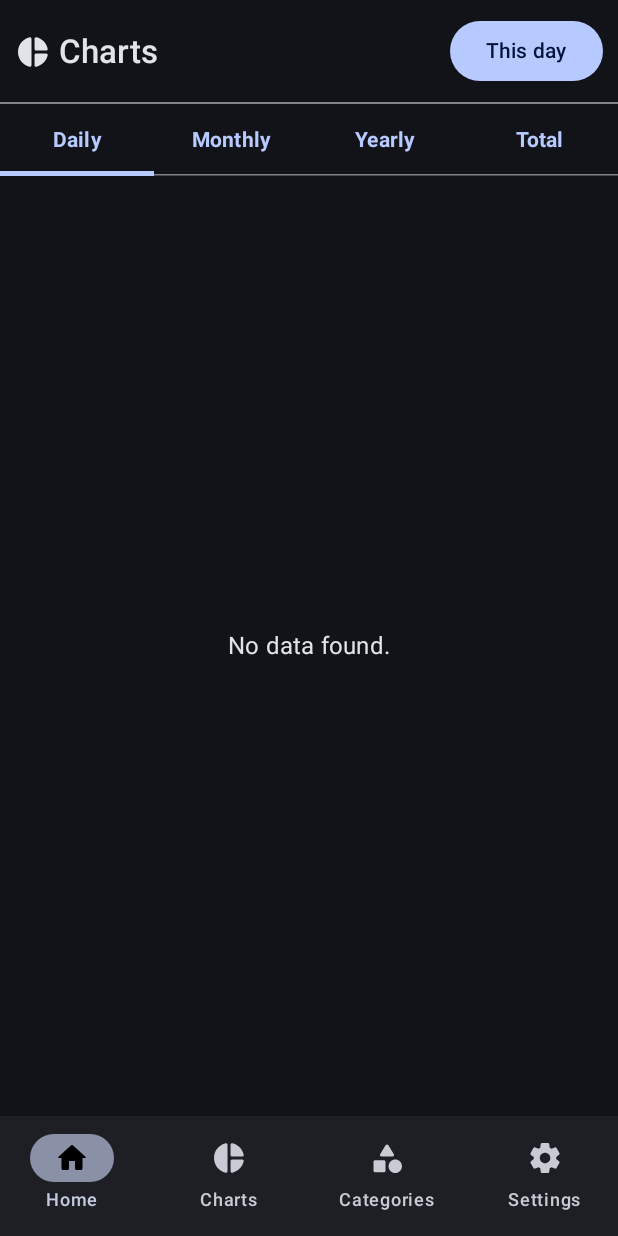
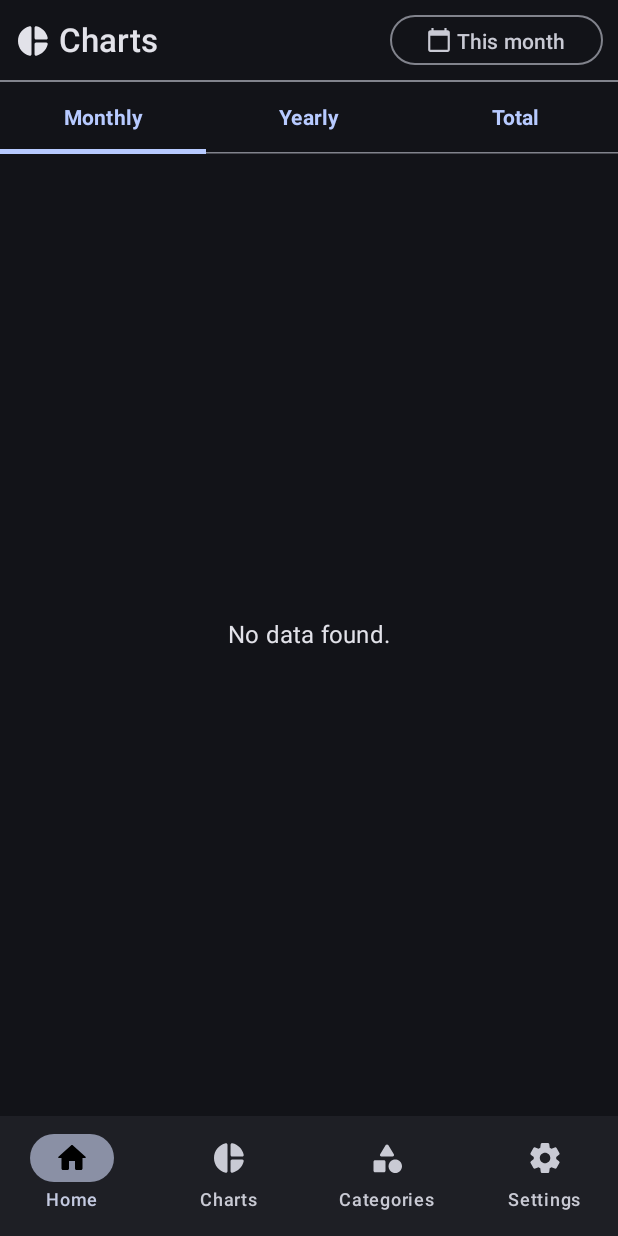
Before and after one commit to lwinmoehein/Simple-Expense-Android, an Android app built with Jetpack Compose: the StatsScreen screen opened through its navigation route, on a phone screen of 412 x 824 dp. Run offline under Robolectric (Android 15) with nearby library versions, the phone set to English and light mode, and no system bars; our stand-ins replace Dagger/Hilt's generated code, Room's generated code, accompanist; libraries missing offline, so code that uses them is left out: me.bytebeats.views; 1 statement that could not run was skipped.

Commit message:
- improve homescree

```diff
--- a/app/src/main/java/lab/justonebyte/moneysubuu/ui/components/ChooseTransactionTypeTab.kt
+++ b/app/src/main/java/lab/justonebyte/moneysubuu/ui/components/ChooseTransactionTypeTab.kt
@@ -44,7 +44,7 @@ fun ChooseTransactionTypeTab(
 
 
     var currentHomeTabIndex: Int by remember { mutableStateOf(0) }
-    val homeTabs = listOf<OptionItem>(BalanceType.DAILY,BalanceType.MONTHLY,BalanceType.YEARLY,BalanceType.TOTAL)
+    val homeTabs = listOf<OptionItem>(BalanceType.MONTHLY,BalanceType.YEARLY,BalanceType.TOTAL)
 
     TabRow(selectedTabIndex = currentHomeTabIndex) {
         homeTabs.forEachIndexed { index, balanceType ->
@@ -54,9 +54,8 @@ fun ChooseTransactionTypeTab(
                     currentHomeTabIndex = index
 
                     when(currentHomeTabIndex){
-                        0->currentBalanceType.value = BalanceType.DAILY
-                        1->currentBalanceType.value = BalanceType.MONTHLY
-                        2->currentBalanceType.value = BalanceType.YEARLY
+                        0->currentBalanceType.value = BalanceType.MONTHLY
+                        1->currentBalanceType.value = BalanceType.YEARLY
                         else->currentBalanceType.value = BalanceType.TOTAL
                     }
                     onTypeChanged(currentBalanceType.value)
--- a/app/src/main/java/lab/justonebyte/moneysubuu/ui/components/TransactionTypePicker.kt
+++ b/app/src/main/java/lab/justonebyte/moneysubuu/ui/components/TransactionTypePicker.kt
@@ -2,13 +2,21 @@ package lab.justonebyte.moneysubuu.ui.components
 
 import android.annotation.SuppressLint
 import android.app.DatePickerDialog
+import android.widget.Button
 import android.widget.DatePicker
+import androidx.compose.foundation.background
 import androidx.compose.foundation.clickable
+import androidx.compose.foundation.layout.*
+import androidx.compose.material.icons.Icons
+import androidx.compose.material.icons.filled.Home
 import androidx.compose.material3.*
 import androidx.compose.runtime.*
 import androidx.compose.ui.Modifier
+import androidx.compose.ui.graphics.Color
 import androidx.compose.ui.platform.LocalContext
+import androidx.compose.ui.res.painterResource
 import androidx.compose.ui.res.stringResource
+import androidx.compose.ui.unit.dp
 import androidx.compose.ui.window.Dialog
 import lab.justonebyte.moneysubuu.R
 import lab.justonebyte.moneysubuu.model.BalanceType
@@ -102,18 +110,11 @@ fun TransactionTypePicker(
             )
         }
     }
-//    Text(modifier = Modifier.clickable {
-//            when (balanceType) {
-//                BalanceType.DAILY -> mDatePickerDialog.show()
-//                BalanceType.MONTHLY -> isMonthPickerShown.value = true
-//                BalanceType.YEARLY -> isMonthPickerShown.value = true
-//                else -> {}
-//            }
-//        },
-//        text = chosenDateString,
-//        style = MaterialTheme.typography.titleSmall
-//    )
-    Button(modifier = modifier, onClick = {
+
+   if(balanceType!=BalanceType.TOTAL){
+       OutlinedButton(
+           modifier = Modifier.height(33.dp),
+           onClick = {
                when (balanceType) {
                    BalanceType.DAILY -> mDatePickerDialog.show()
                    BalanceType.MONTHLY -> isMonthPickerShown.value = true
@@ -121,6 +122,10 @@ fun TransactionTypePicker(
                    else -> {}
                }
            }) {
+           Icon(painter = painterResource(id = R.drawable.ic_baseline_calendar_today_24), modifier = Modifier.absolutePadding(right = 3.dp), contentDescription = "")
            Text(text = chosenDateString)
        }
+   }else{
+       Spacer(modifier = Modifier.height(33.dp))
    }
+}
--- a/app/src/main/java/lab/justonebyte/moneysubuu/ui/home/HomeContent.kt
+++ b/app/src/main/java/lab/justonebyte/moneysubuu/ui/home/HomeContent.kt
@@ -23,15 +23,9 @@ import lab.justonebyte.moneysubuu.utils.getCurrentYear
 @Composable
 fun HomeContent(
     homeUiState: HomeUiState,
-    collectBalanceOfDay:(day:String)->Unit,
-    onMonthPicked:(month:String)->Unit,
-    onYearPicked:(year:String)->Unit,
     onTransactionClick:(t: Transaction)->Unit,
-    onTypeChanged:(type: BalanceType)->Unit
 ){
-    val currentDay = getCurrentDate()
-    val currentMonth = getCurrentMonth()
-    val currentYear = getCurrentYear()
+
 
     Scaffold{
         Column(Modifier.padding(it)) {
@@ -41,13 +35,14 @@ fun HomeContent(
                 incomeBalance = homeUiState.incomeBalance,
                 expenseBalance = homeUiState.expenseBalance
             )
-            SectionTitle(title = stringResource(id = R.string.history),modifier = Modifier.absolutePadding(top = 15.dp, left = 10.dp, bottom = 5.dp, right = 10.dp))
+            SectionTitle(title = stringResource(id = R.string.history),modifier = Modifier.absolutePadding(top = 15.dp, left = 10.dp, bottom = 15.dp, right = 10.dp))
             TransactionsCard(
                 transactions = homeUiState.transactions,
                 currency = homeUiState.currentCurrency,
                 onTransactionClick = {
                     onTransactionClick(it)
-                }
+                },
+                transactionGroupType = homeUiState.currentBalanceType
             )
         }
     }
--- a/app/src/main/java/lab/justonebyte/moneysubuu/ui/home/HomeScreen.kt
+++ b/app/src/main/java/lab/justonebyte/moneysubuu/ui/home/HomeScreen.kt
@@ -226,7 +226,6 @@ fun HomeScreen(){
                               )
 
                           }
-                          Divider()
                       }
         },
         floatingActionButton = {
@@ -258,26 +257,9 @@ fun HomeScreen(){
            }
             HomeContent(
                 homeUiState = homeUiState,
-                collectBalanceOfDay = {
-                    homeViewModel.collectDailyBalance(it)
-                                      },
-                onMonthPicked = {
-                    homeViewModel.collectMonthlyBalance(it)
-                },
-                onYearPicked = {
-                    homeViewModel.collectYearlyBalance(it)
-                },
                 onTransactionClick = {
                     currentTransaction.value = it
-                },
-                onTypeChanged = { type->
-                    when(type){
-                        BalanceType.DAILY->homeViewModel.collectDailyBalance()
-                        BalanceType.MONTHLY->homeViewModel.collectMonthlyBalance()
-                        BalanceType.YEARLY->homeViewModel.collectYearlyBalance()
-                        else->homeViewModel.collectTotalBalance()
-                    }
-                },
+                }
             )
         }
 
--- a/app/src/main/java/lab/justonebyte/moneysubuu/ui/home/HomeViewModel.kt
+++ b/app/src/main/java/lab/justonebyte/moneysubuu/ui/home/HomeViewModel.kt
@@ -26,7 +26,7 @@ data class HomeUiState(
     val incomeBalance:Int,
     val expenseBalance:Int,
     val totalBalance:Int,
-    val currentBalanceType:BalanceType = BalanceType.DAILY,
+    val currentBalanceType:BalanceType = BalanceType.MONTHLY,
     val currentCurrency: Currency = Currency.Kyat,
     val categories:List<TransactionCategory>  = emptyList(),
     val transactions:List<Transaction> = emptyList(),
--- a/app/src/main/java/lab/justonebyte/moneysubuu/ui/home/TransactionsCard.kt
+++ b/app/src/main/java/lab/justonebyte/moneysubuu/ui/home/TransactionsCard.kt
@@ -1,40 +1,87 @@
 package lab.justonebyte.moneysubuu.ui.home
 
+import android.util.Log
+import androidx.compose.foundation.ExperimentalFoundationApi
+import androidx.compose.foundation.background
 import androidx.compose.foundation.clickable
 import androidx.compose.foundation.layout.*
 import androidx.compose.foundation.lazy.LazyColumn
 import androidx.compose.foundation.lazy.items
+import androidx.compose.foundation.lazy.itemsIndexed
 import androidx.compose.material3.Card
+import androidx.compose.material3.Divider
+import androidx.compose.material3.MaterialTheme
 import androidx.compose.material3.Text
 import androidx.compose.runtime.Composable
 import androidx.compose.ui.Modifier
 import androidx.compose.ui.res.stringResource
 import androidx.compose.ui.unit.dp
+import lab.justonebyte.moneysubuu.model.BalanceType
 import lab.justonebyte.moneysubuu.model.Currency
 import lab.justonebyte.moneysubuu.model.Transaction
+import lab.justonebyte.moneysubuu.model.TransactionType
 import lab.justonebyte.moneysubuu.ui.theme.*
 import lab.justonebyte.moneysubuu.utils.dateFormatter
+import lab.justonebyte.moneysubuu.utils.formatDateString
+import lab.justonebyte.moneysubuu.utils.formatMonthString
+import lab.justonebyte.moneysubuu.utils.formatYearString
 
+@OptIn(ExperimentalFoundationApi::class)
 @Composable
 fun TransactionsCard(
     modifier:Modifier = Modifier,
     transactions:List<Transaction> = emptyList(),
     currency: Currency,
-    onTransactionClick:(transaction:Transaction)->Unit
+    onTransactionClick:(transaction:Transaction)->Unit,
+    transactionGroupType:BalanceType
 ){
+
+    val groupedTransactions = transactions.groupBy {
+        when(transactionGroupType){
+            BalanceType.YEARLY-> formatMonthString(it.created_at)
+            BalanceType.TOTAL-> formatYearString(it.created_at)
+            else-> formatDateString(it.created_at)
+        }
+    }.map { it.key to it.value }
+    groupedTransactions.firstOrNull()?.let { Log.i("first:", it.first) }
+//    Card(
+//        shape = SuBuuShapes.small,
+//        modifier = modifier
+//            .fillMaxWidth()
+//            .fillMaxHeight()
+//            .padding(10.dp),
+//    ) {
+//        if(transactions.isEmpty()){
+//            NoData(modifier = Modifier)
+//        }
+//        LazyColumn(){
+//            items(transactions){
+//                TransactionItem(transaction = it,currency = currency, onTransactionClick = {onTransactionClick(it)})
+//            }
+//        }
+//    }
    Card(
                shape = SuBuuShapes.small,
         modifier = modifier
             .fillMaxWidth()
             .fillMaxHeight()
-            .padding(10.dp),
+            .absolutePadding(left = 10.dp, right = 10.dp)
+          ,
    ) {
-        if(transactions.isEmpty()){
-            NoData(modifier = Modifier)
+       LazyColumn(
+           modifier = Modifier
+               .fillMaxSize()
+       ) {
+           groupedTransactions.forEach { (date, transactions) ->
+               stickyHeader {
+                   Text(text = date, style = MaterialTheme.typography.titleMedium,color=MaterialTheme.colorScheme.onPrimary, modifier = Modifier.fillMaxWidth().background(MaterialTheme.colorScheme.primary).absolutePadding(left = 5.dp))
                }
-        LazyColumn(){
-            items(transactions){
-                TransactionItem(transaction = it,currency = currency, onTransactionClick = {onTransactionClick(it)})
+               itemsIndexed(transactions) { index, transaction ->
+                   TransactionItem(transaction,currency = currency, onTransactionClick = {onTransactionClick(it)})
+                   if (index < transactions.size - 1) {
+                       Divider()
+                   }
+               }
            }
        }
    }
@@ -52,6 +99,5 @@ fun TransactionItem(transaction:Transaction,modifier: Modifier=Modifier,currency
             text =(if (transaction.type.value==1) transaction.amount.toString() else "-"+transaction.amount.toString() )+" " + stringResource(id = currency.name),
             modifier = Modifier.weight(1f)
         )
-        Text(text = transaction.created_at,modifier = Modifier.weight(1f))
     }
 }
--- a/app/src/main/java/lab/justonebyte/moneysubuu/ui/stats/StatsViewModel.kt
+++ b/app/src/main/java/lab/justonebyte/moneysubuu/ui/stats/StatsViewModel.kt
@@ -22,7 +22,7 @@ import javax.inject.Inject
 data class StatsUiState(
     val categories:List<TransactionCategory>  = emptyList(),
     val transactions:List<Transaction> = emptyList(),
-    val currentBalanceType: BalanceType = BalanceType.DAILY,
+    val currentBalanceType: BalanceType = BalanceType.MONTHLY,
     val currentCurrency: Currency = Currency.Kyat,
     val currentSnackBar : SnackBarType? = null,
     val selectedDay:String = dateFormatter(System.currentTimeMillis()),
--- /dev/null
+++ b/app/src/main/res/drawable/ic_baseline_calendar_today_24.xml
@@ -0,0 +1,5 @@
+<vector android:height="24dp" android:tint="#000000"
+    android:viewportHeight="24" android:viewportWidth="24"
+    android:width="24dp" xmlns:android="http://schemas.android.com/apk/res/android">
+    <path android:fillColor="@android:color/white" android:pathData="M20,3h-1L19,1h-2v2L7,3L7,1L5,1v2L4,3c-1.1,0 -2,0.9 -2,2v16c0,1.1 0.9,2 2,2h16c1.1,0 2,-0.9 2,-2L22,5c0,-1.1 -0.9,-2 -2,-2zM20,21L4,21L4,8h16v13z"/>
+</vector>
```
Also changed, not shown: app/src/main/java/lab/justonebyte/moneysubuu/utils/DateTime.kt (+21 -0 lines). Lines whose indentation alone changed are shown as unchanged.
